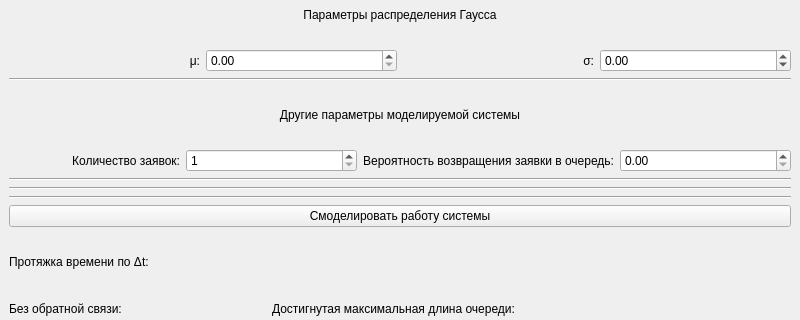
First picture: the form in lab4/src/ModelingLab04/mainwindow.ui, repository TheSawIsTheLaw/TrueModeling, before the edit; both pictures show x 0 to 800 and y 93 to 413 of the 800 by 600 pixel window.
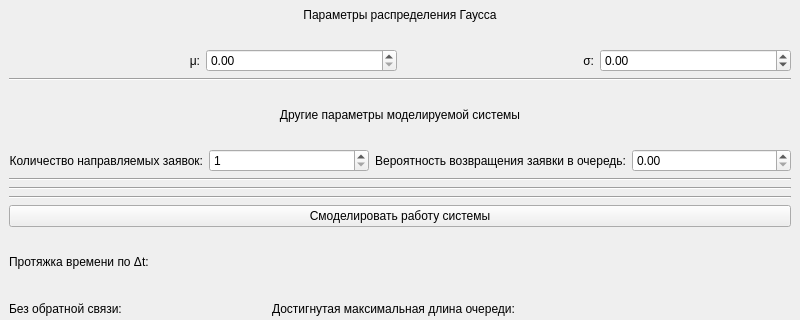
Second picture: the form after the edit.

The edit to the form file:
```diff
--- a/lab4/src/ModelingLab04/mainwindow.ui
+++ b/lab4/src/ModelingLab04/mainwindow.ui
@@ -115,7 +115,7 @@
       <item>
        <widget class="QLabel" name="numberOfRequestsLabel">
         <property name="text">
-         <string>Количество заявок:</string>
+         <string>Количество направляемых заявок:</string>
         </property>
         <property name="alignment">
          <set>Qt::AlignRight|Qt::AlignTrailing|Qt::AlignVCenter</set>
```
